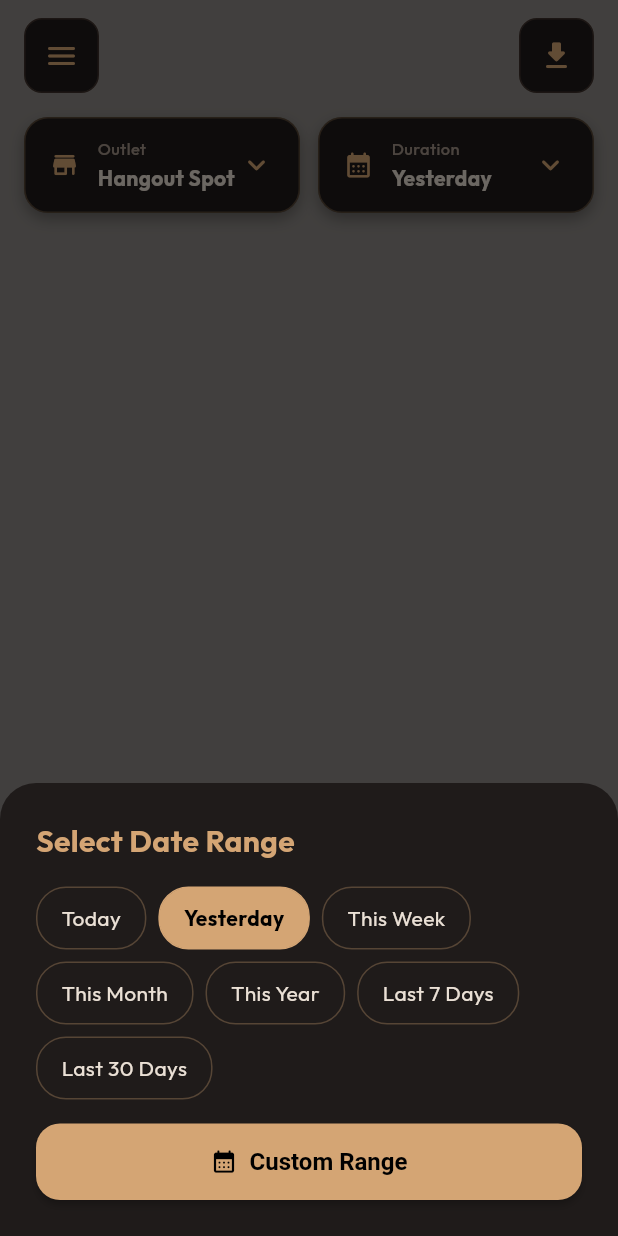
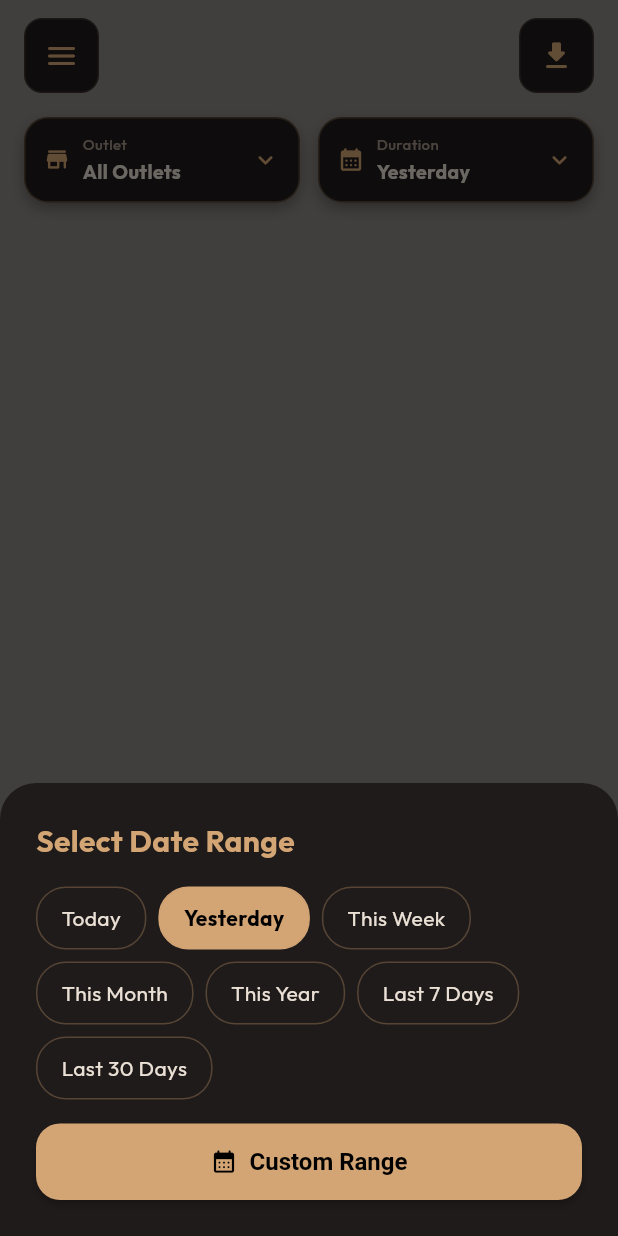
Before and after one commit to Animesh-86/BiteBox-Cafe-Billing-App, a Flutter app: the AnalyticsHeader widget shown alone on an empty page, opened directly with sample values from the repository, after a tap on "Duration", on a phone screen of 412 x 824 dp. Run offline on Flutter 3.47's test engine with Material 3 defaults, Android fonts, the phone set to English and light mode, and no system bars; our stand-ins replace cloud_firestore, device_info_plus, drift, file_picker, firebase_auth, firebase_core and 12 more; missing offline and left inert: blue_thermal_printer, esc_pos_utils_plus, excel; accounts and stored records are empty; generated files the repository leaves out were written again.

Commit message:
resolved ui issues

```diff
--- a/Hangout Spot/lib/ui/screens/analytics/providers/analytics_data_provider.dart
+++ b/Hangout Spot/lib/ui/screens/analytics/providers/analytics_data_provider.dart
@@ -1,7 +1,7 @@
 import 'package:flutter_riverpod/flutter_riverpod.dart';
 import 'package:hangout_spot/data/repositories/analytics_repository.dart';
 import 'package:hangout_spot/data/providers/database_provider.dart';
-import 'package:hangout_spot/logic/locations/location_provider.dart';
+import 'package:hangout_spot/data/local/db/app_database.dart';
 
 // Data Models
 class AnalyticsData {
@@ -214,6 +214,10 @@ class DiscountEffectiveness {
   });
 }
 
+// State provider specifically isolated for the Analytics dashboards,
+// allowing "All Outlets" selection without affecting the global active POS outlet
+final analyticsSelectedOutletProvider = StateProvider<Location?>((ref) => null);
+
 // Provider
 final analyticsDataProvider =
     FutureProvider.family<
@@ -223,8 +227,8 @@ final analyticsDataProvider =
       final db = ref.watch(appDatabaseProvider);
       final repository = AnalyticsRepository(db);
 
-      // Get active outlet
-      final activeOutlet = await ref.watch(activeOutletProvider.future);
+      // Get active analytics outlet
+      final activeOutlet = ref.watch(analyticsSelectedOutletProvider);
       final locationId = activeOutlet?.id;
 
       // Calculate date ranges
--- a/Hangout Spot/lib/ui/screens/analytics/widgets/analytics_header.dart
+++ b/Hangout Spot/lib/ui/screens/analytics/widgets/analytics_header.dart
@@ -4,6 +4,7 @@ import 'package:hangout_spot/ui/screens/analytics/theme/analytics_theme.dart';
 import 'package:hangout_spot/ui/screens/analytics/utils/date_filter_utils.dart';
 import 'package:hangout_spot/logic/locations/location_provider.dart';
 import 'package:hangout_spot/data/local/db/app_database.dart';
+import 'package:hangout_spot/ui/screens/analytics/providers/analytics_data_provider.dart';
 import 'package:intl/intl.dart';
 
 class AnalyticsHeader extends ConsumerWidget {
@@ -236,16 +237,9 @@ class AnalyticsHeader extends ConsumerWidget {
                       color: AnalyticsTheme.primaryGold,
                     )
                   : null,
-              onTap: () async {
-                final locations = await ref.read(
-                  locationsStreamProvider.future,
-                );
-                for (final location in locations) {
-                  await ref
-                      .read(locationsControllerProvider.notifier)
-                      .deactivateOutlet(location.id);
-                }
-                if (context.mounted) Navigator.pop(context);
+              onTap: () {
+                ref.read(analyticsSelectedOutletProvider.notifier).state = null;
+                Navigator.pop(context);
               },
             ),
             const Divider(color: Colors.white12),
@@ -278,6 +272,16 @@ class AnalyticsHeader extends ConsumerWidget {
                         : FontWeight.normal,
                   ),
                 ),
+                subtitle:
+                    location.address != null && location.address!.isNotEmpty
+                    ? Text(
+                        location.address!,
+                        style: TextStyle(
+                          color: AnalyticsTheme.secondaryText,
+                          fontSize: 12,
+                        ),
+                      )
+                    : null,
                 trailing: location.id == currentOutlet?.id
                     ? const Icon(
                         Icons.check_circle_rounded,
@@ -285,9 +289,8 @@ class AnalyticsHeader extends ConsumerWidget {
                       )
                     : null,
                 onTap: () {
-                  ref
-                      .read(locationsControllerProvider.notifier)
-                      .activateOutlet(location.id);
+                  ref.read(analyticsSelectedOutletProvider.notifier).state =
+                      location;
                   Navigator.pop(context);
                 },
               ),
@@ -322,7 +325,7 @@ class AnalyticsHeader extends ConsumerWidget {
 
   @override
   Widget build(BuildContext context, WidgetRef ref) {
-    final activeOutlet = ref.watch(activeOutletProvider).valueOrNull;
+    final activeOutlet = ref.watch(analyticsSelectedOutletProvider);
 
     return Container(
       padding: const EdgeInsets.fromLTRB(16, 12, 16, 16),
@@ -417,8 +420,8 @@ class AnalyticsHeader extends ConsumerWidget {
                   borderRadius: BorderRadius.circular(16),
                   child: Container(
                     padding: const EdgeInsets.symmetric(
-                      horizontal: 16,
-                      vertical: 12,
+                      horizontal: 12,
+                      vertical: 10,
                     ),
                     decoration: AnalyticsTheme.glassCard().copyWith(
                       borderRadius: BorderRadius.circular(16),
@@ -433,9 +436,9 @@ class AnalyticsHeader extends ConsumerWidget {
                               ? Icons.store_mall_directory_rounded
                               : Icons.store_rounded,
                           color: AnalyticsTheme.primaryGold,
-                          size: 20,
+                          size: 18,
                         ),
-                        const SizedBox(width: 12),
+                        const SizedBox(width: 8),
                         Expanded(
                           child: Column(
                             crossAxisAlignment: CrossAxisAlignment.start,
@@ -444,7 +447,7 @@ class AnalyticsHeader extends ConsumerWidget {
                                 'Outlet',
                                 style: TextStyle(
                                   color: AnalyticsTheme.secondaryText,
-                                  fontSize: 11,
+                                  fontSize: 10,
                                   fontWeight: FontWeight.w500,
                                 ),
                               ),
@@ -453,18 +456,33 @@ class AnalyticsHeader extends ConsumerWidget {
                                 activeOutlet?.name ?? 'All Outlets',
                                 style: const TextStyle(
                                   color: AnalyticsTheme.primaryText,
-                                  fontSize: 14,
+                                  fontSize: 13,
                                   fontWeight: FontWeight.bold,
                                 ),
                                 maxLines: 1,
                                 overflow: TextOverflow.ellipsis,
                               ),
+                              if (activeOutlet?.address != null &&
+                                  activeOutlet!.address!.isNotEmpty)
+                                Padding(
+                                  padding: const EdgeInsets.only(top: 2),
+                                  child: Text(
+                                    activeOutlet.address!,
+                                    style: TextStyle(
+                                      color: AnalyticsTheme.secondaryText,
+                                      fontSize: 10,
+                                    ),
+                                    maxLines: 1,
+                                    overflow: TextOverflow.ellipsis,
+                                  ),
+                                ),
                             ],
                           ),
                         ),
                         const Icon(
                           Icons.keyboard_arrow_down_rounded,
                           color: AnalyticsTheme.primaryGold,
+                          size: 20,
                         ),
                       ],
                     ),
@@ -478,8 +496,8 @@ class AnalyticsHeader extends ConsumerWidget {
                   borderRadius: BorderRadius.circular(16),
                   child: Container(
                     padding: const EdgeInsets.symmetric(
-                      horizontal: 16,
-                      vertical: 12,
+                      horizontal: 12,
+                      vertical: 10,
                     ),
                     decoration: AnalyticsTheme.glassCard().copyWith(
                       borderRadius: BorderRadius.circular(16),
@@ -492,9 +510,9 @@ class AnalyticsHeader extends ConsumerWidget {
                         const Icon(
                           Icons.calendar_month_rounded,
                           color: AnalyticsTheme.primaryGold,
-                          size: 20,
+                          size: 18,
                         ),
-                        const SizedBox(width: 12),
+                        const SizedBox(width: 8),
                         Expanded(
                           child: Column(
                             crossAxisAlignment: CrossAxisAlignment.start,
@@ -503,7 +521,7 @@ class AnalyticsHeader extends ConsumerWidget {
                                 'Duration',
                                 style: TextStyle(
                                   color: AnalyticsTheme.secondaryText,
-                                  fontSize: 11,
+                                  fontSize: 10,
                                   fontWeight: FontWeight.w500,
                                 ),
                               ),
@@ -512,7 +530,7 @@ class AnalyticsHeader extends ConsumerWidget {
                                 _getFilterLabel(),
                                 style: const TextStyle(
                                   color: AnalyticsTheme.primaryText,
-                                  fontSize: 14,
+                                  fontSize: 13,
                                   fontWeight: FontWeight.bold,
                                 ),
                                 maxLines: 1,
@@ -524,6 +542,7 @@ class AnalyticsHeader extends ConsumerWidget {
                         const Icon(
                           Icons.keyboard_arrow_down_rounded,
                           color: AnalyticsTheme.primaryGold,
+                          size: 20,
                         ),
                       ],
                     ),
```
